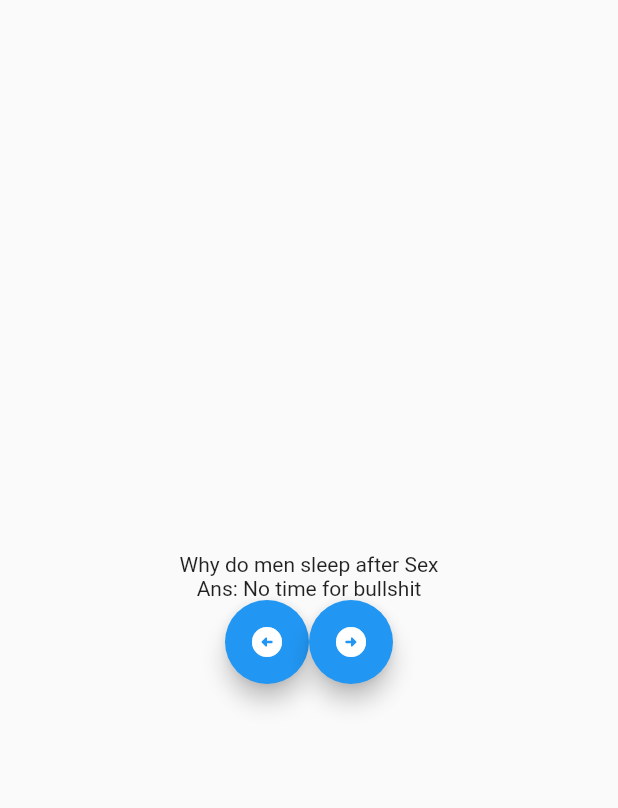
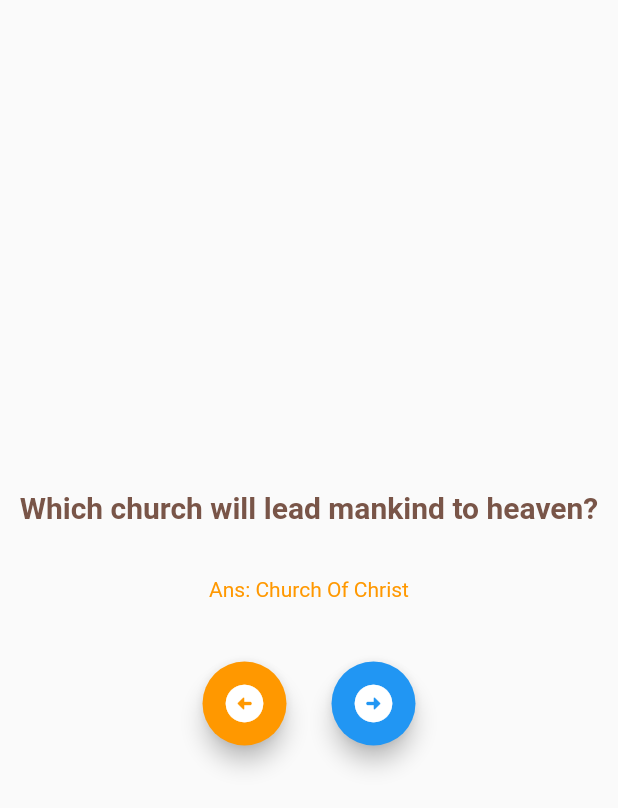
Before and after one commit to python-benedict/flutter-Jokes-App, a Flutter app: the screen it shows after launch, on a phone screen of 412 x 824 dp. Shown: the top 808 px of the screen. Run offline on Flutter 3.47's test engine with Material 2 defaults, Android fonts, the light colour scheme and no system bars.

Commit message:
Added style to the application

```diff
--- a/lib/main.dart
+++ b/lib/main.dart
@@ -8,25 +8,58 @@
   Widget build(BuildContext context) {
     return MaterialApp(
       home: Scaffold(
-        body: (Center(
-          child: (Column(
+        body: Center(
+          child: Column(
             mainAxisAlignment: MainAxisAlignment.center,
             children: <Widget>[
-              Text("Why do men sleep after Sex"),
-              Text("Ans: No time for bullshit"),
+              Container(
+                margin: EdgeInsets.fromLTRB(0, 0, 0, 25),
+                child: Text(
+                  "Which church will lead mankind to heaven?",
+                  style: TextStyle(
+                    fontSize: 20,
+                    color: Colors.brown,
+                    fontWeight: FontWeight.bold,
+                  ),
+                  textAlign: TextAlign.center,
+              ),
+              ),
+
+
+              Container(
+                margin: EdgeInsets.fromLTRB(0, 10, 0, 40),
+                child: Text("Ans: Church Of Christ",
+                style: TextStyle(
+                  color: Colors.orange,
+                ),
+                ),
+              ),
+
+
               Row(
                 mainAxisAlignment: MainAxisAlignment.center,
                 children: <Widget>[
-                  FloatingActionButton(onPressed: null,
-                  child: Icon(Icons.arrow_circle_left_rounded),
+                  Container(
+                    margin: EdgeInsets.fromLTRB(0, 0, 30, 0),
+                    child: FloatingActionButton(onPressed: null,
+                    child: Icon(
+                      Icons.arrow_circle_left_rounded,
+                      size: 30,
+                      ),
+                    backgroundColor: Colors.orange,
+                  ),
                   ),
                   FloatingActionButton(onPressed: null,
-                  child: Icon(Icons.arrow_circle_right_rounded),
+                    child: Icon(
+                      Icons.arrow_circle_right_rounded,
+                      size: 30,
+                      ),
                   ),
-              ],)
+                ],
+              )
             ],
-          )),
-        )),
+          ),
+        ),
       ),
     );
   }
```
